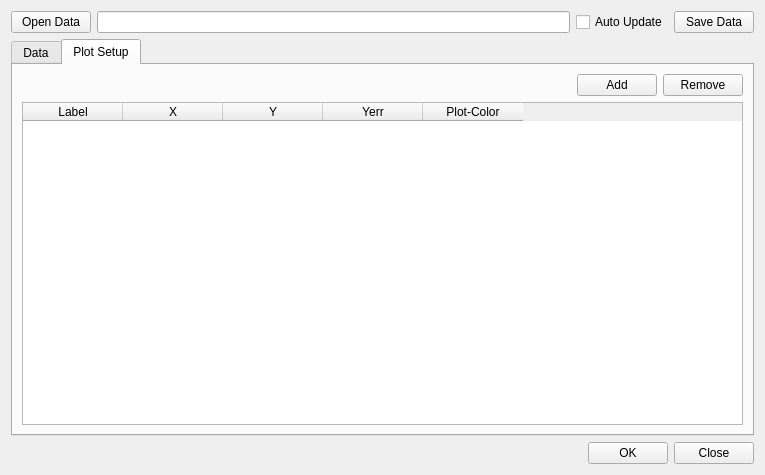
The window that UI_Forms/Data_Dialog.ui (chemmatcars/XModFit) describes before a commit, drawn with Qt 5.
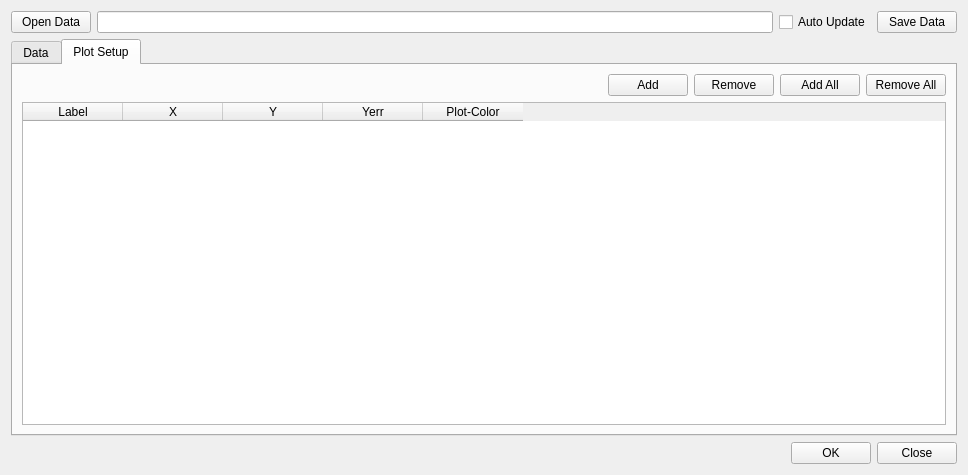
The same window after the commit. The open tabs and pages were chosen to show the change.

Commit message: Updated Data_Dialog to add all the data for plotting at once

```diff
--- a/UI_Forms/Data_Dialog.ui
+++ b/UI_Forms/Data_Dialog.ui
@@ -6,7 +6,7 @@
    <rect>
     <x>0</x>
     <y>0</y>
-    <width>765</width>
+    <width>968</width>
     <height>475</height>
    </rect>
   </property>
@@ -235,6 +235,20 @@
                </property>
               </widget>
              </item>
+             <item>
+              <widget class="QPushButton" name="addAllPlotPushButton">
+               <property name="text">
+                <string>Add All</string>
+               </property>
+              </widget>
+             </item>
+             <item>
+              <widget class="QPushButton" name="removeAllPlotPushButton">
+               <property name="text">
+                <string>Remove All</string>
+               </property>
+              </widget>
+             </item>
             </layout>
            </item>
            <item>
```
Left out of the diff: 2 changed lines with no effect on the pictures. The commit also changes 1 other file.
